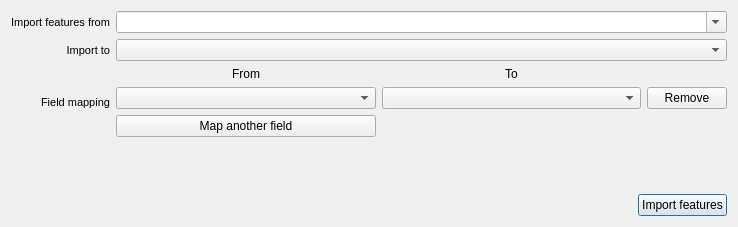
Above: mlapp/src/widgets/dialogs/import_dialog_base.ui from Trailmarker/paddock-power before the change. Below: the same form after it.
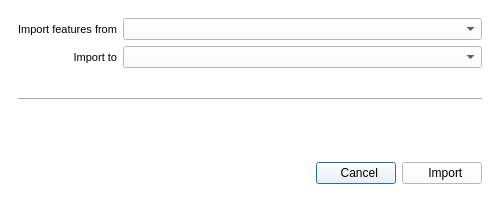
That is the form after the change. Icons and pictures are not drawn. Custom widgets are drawn as their Qt base class.

```diff
--- a/mlapp/src/widgets/dialogs/import_dialog_base.ui
+++ b/mlapp/src/widgets/dialogs/import_dialog_base.ui
@@ -6,10 +6,16 @@
    <rect>
     <x>0</x>
     <y>0</y>
-    <width>738</width>
-    <height>227</height>
+    <width>500</width>
+    <height>202</height>
    </rect>
   </property>
+  <property name="sizePolicy">
+   <sizepolicy hsizetype="MinimumExpanding" vsizetype="Minimum">
+    <horstretch>0</horstretch>
+    <verstretch>0</verstretch>
+   </sizepolicy>
+  </property>
   <property name="windowTitle">
    <string>MLA Paddock Power | Import</string>
   </property>
@@ -17,174 +23,207 @@
    <string>Use this tool to import data to your MLA Paddock Power Workspace</string>
   </property>
   <property name="styleSheet">
-   <string notr="true"/>
+   <string notr="true">background-color: rgb(255, 255, 255);</string>
   </property>
   <property name="modal">
    <bool>false</bool>
   </property>
-  <layout class="QGridLayout" name="grid" columnstretch="0,3,0">
-   <item row="0" column="0">
-    <widget class="QLabel" name="importLayerLabel">
-     <property name="sizePolicy">
-      <sizepolicy hsizetype="Minimum" vsizetype="Minimum">
-       <horstretch>0</horstretch>
-       <verstretch>0</verstretch>
-      </sizepolicy>
+  <layout class="QVBoxLayout" name="verticalLayout" stretch="0,0">
+   <property name="spacing">
+    <number>6</number>
+   </property>
+   <property name="leftMargin">
+    <number>9</number>
+   </property>
+   <property name="topMargin">
+    <number>9</number>
+   </property>
+   <property name="rightMargin">
+    <number>9</number>
+   </property>
+   <property name="bottomMargin">
+    <number>9</number>
+   </property>
+   <item>
+    <layout class="QGridLayout" name="gridLayout" rowstretch="0,0,0,0,0" columnstretch="0,0" rowminimumheight="0,0,0,0,0">
+     <property name="leftMargin">
+      <number>9</number>
      </property>
-     <property name="font">
-      <font>
-       <pointsize>8</pointsize>
-      </font>
+     <property name="topMargin">
+      <number>9</number>
      </property>
-     <property name="text">
-      <string notr="true">Import features from</string>
+     <property name="rightMargin">
+      <number>9</number>
      </property>
-     <property name="alignment">
-      <set>Qt::AlignRight|Qt::AlignTrailing|Qt::AlignVCenter</set>
+     <property name="bottomMargin">
+      <number>9</number>
      </property>
-    </widget>
-   </item>
-   <item row="0" column="1" colspan="2">
-    <widget class="QgsMapLayerComboBox" name="importLayerComboBox">
-     <property name="toolTip">
-      <string>Select a layer from the current QGIS project …</string>
-     </property>
-     <property name="editable">
-      <bool>true</bool>
-     </property>
-     <property name="placeholderText">
-      <string>Select layer to import …</string>
-     </property>
-    </widget>
-   </item>
-   <item row="4" column="0" colspan="2">
-    <spacer name="horizontalSpacer">
-     <property name="orientation">
-      <enum>Qt::Horizontal</enum>
-     </property>
-     <property name="sizeHint" stdset="0">
-      <size>
-       <width>40</width>
-       <height>20</height>
-      </size>
-     </property>
-    </spacer>
-   </item>
-   <item row="1" column="1" colspan="2">
-    <widget class="QComboBox" name="importAsComboBox"/>
-   </item>
-   <item row="4" column="2">
-    <widget class="QPushButton" name="importButton">
-     <property name="text">
-      <string>Import features</string>
-     </property>
-    </widget>
-   </item>
-   <item row="1" column="0">
-    <widget class="QLabel" name="targetLayerLabel">
-     <property name="sizePolicy">
-      <sizepolicy hsizetype="Minimum" vsizetype="Minimum">
-       <horstretch>0</horstretch>
-       <verstretch>0</verstretch>
-      </sizepolicy>
-     </property>
-     <property name="font">
-      <font>
-       <pointsize>8</pointsize>
-      </font>
-     </property>
-     <property name="text">
-      <string notr="true">Import to</string>
-     </property>
-     <property name="alignment">
-      <set>Qt::AlignRight|Qt::AlignTrailing|Qt::AlignVCenter</set>
-     </property>
-    </widget>
-   </item>
-   <item row="3" column="1">
-    <spacer name="verticalSpacer">
-     <property name="orientation">
-      <enum>Qt::Vertical</enum>
-     </property>
-     <property name="sizeHint" stdset="0">
-      <size>
-       <width>20</width>
-       <height>40</height>
-      </size>
-     </property>
-    </spacer>
-   </item>
-   <item row="2" column="0">
-    <widget class="QLabel" name="mapFieldsLabel">
-     <property name="sizePolicy">
-      <sizepolicy hsizetype="Minimum" vsizetype="Minimum">
-       <horstretch>0</horstretch>
-       <verstretch>0</verstretch>
-      </sizepolicy>
-     </property>
-     <property name="font">
-      <font>
-       <pointsize>8</pointsize>
-      </font>
-     </property>
-     <property name="text">
-      <string notr="true">Field mapping</string>
-     </property>
-     <property name="alignment">
-      <set>Qt::AlignRight|Qt::AlignTrailing|Qt::AlignVCenter</set>
-     </property>
-    </widget>
-   </item>
-   <item row="2" column="1" colspan="2">
-    <layout class="QGridLayout" name="fieldMapGrid" columnstretch="1,1,0">
-     <item row="2" column="0">
-      <widget class="QPushButton" name="mapFieldButton">
-       <property name="text">
-        <string>Map another field</string>
+     <item row="0" column="1">
+      <widget class="QgsMapLayerComboBox" name="importLayerComboBox">
+       <property name="sizePolicy">
+        <sizepolicy hsizetype="MinimumExpanding" vsizetype="Minimum">
+         <horstretch>1</horstretch>
+         <verstretch>0</verstretch>
+        </sizepolicy>
        </property>
-      </widget>
-     </item>
-     <item row="1" column="2">
-      <widget class="QPushButton" name="unmapFieldButton">
-       <property name="toolTip">
-        <string>Remove field mapping …</string>
-       </property>
-       <property name="text">
-        <string>Remove</string>
+       <property name="minimumSize">
+        <size>
+         <width>0</width>
+         <height>0</height>
+        </size>
        </property>
       </widget>
      </item>
      <item row="1" column="0">
-      <widget class="QgsFieldComboBox" name="importLayerFieldComboBox">
-       <property name="placeholderText">
-        <string>Select source field …</string>
+      <widget class="QLabel" name="targetLayerLabel">
+       <property name="sizePolicy">
+        <sizepolicy hsizetype="Minimum" vsizetype="Minimum">
+         <horstretch>0</horstretch>
+         <verstretch>0</verstretch>
+        </sizepolicy>
+       </property>
+       <property name="font">
+        <font>
+         <pointsize>8</pointsize>
+        </font>
+       </property>
+       <property name="text">
+        <string notr="true">Import to</string>
+       </property>
+       <property name="alignment">
+        <set>Qt::AlignRight|Qt::AlignTrailing|Qt::AlignVCenter</set>
+       </property>
+      </widget>
+     </item>
+     <item row="2" column="0" colspan="2">
+      <widget class="QFrame" name="frame">
+       <property name="minimumSize">
+        <size>
+         <width>0</width>
+         <height>50</height>
+        </size>
+       </property>
+       <property name="frameShape">
+        <enum>QFrame::HLine</enum>
+       </property>
+       <property name="frameShadow">
+        <enum>QFrame::Sunken</enum>
        </property>
       </widget>
      </item>
      <item row="1" column="1">
-      <widget class="QgsFieldComboBox" name="targetLayerFieldComboBox">
-       <property name="placeholderText">
-        <string>Select Paddock Power field …</string>
+      <widget class="QgsMapLayerComboBox" name="targetLayerComboBox">
+       <property name="sizePolicy">
+        <sizepolicy hsizetype="MinimumExpanding" vsizetype="Minimum">
+         <horstretch>1</horstretch>
+         <verstretch>0</verstretch>
+        </sizepolicy>
+       </property>
+       <property name="minimumSize">
+        <size>
+         <width>0</width>
+         <height>0</height>
+        </size>
        </property>
       </widget>
      </item>
      <item row="0" column="0">
-      <widget class="QLabel" name="importLayerFieldLabel">
+      <widget class="QLabel" name="importLayerLabel">
+       <property name="sizePolicy">
+        <sizepolicy hsizetype="Minimum" vsizetype="Minimum">
+         <horstretch>0</horstretch>
+         <verstretch>0</verstretch>
+        </sizepolicy>
+       </property>
+       <property name="font">
+        <font>
+         <pointsize>8</pointsize>
+        </font>
+       </property>
        <property name="text">
-        <string>From</string>
+        <string notr="true">Import features from</string>
        </property>
        <property name="alignment">
-        <set>Qt::AlignCenter</set>
+        <set>Qt::AlignRight|Qt::AlignTrailing|Qt::AlignVCenter</set>
        </property>
       </widget>
      </item>
-     <item row="0" column="1">
-      <widget class="QLabel" name="targetLayerFieldLabel">
+     <item row="3" column="1">
+      <widget class="FieldMapWidget" name="fieldMapWidget" native="true">
+       <property name="sizePolicy">
+        <sizepolicy hsizetype="MinimumExpanding" vsizetype="Minimum">
+         <horstretch>1</horstretch>
+         <verstretch>0</verstretch>
+        </sizepolicy>
+       </property>
+       <property name="minimumSize">
+        <size>
+         <width>0</width>
+         <height>0</height>
+        </size>
+       </property>
+      </widget>
+     </item>
+    </layout>
+   </item>
+   <item>
+    <layout class="QHBoxLayout" name="horizontalLayout" stretch="0,0,0">
+     <property name="leftMargin">
+      <number>9</number>
+     </property>
+     <property name="topMargin">
+      <number>9</number>
+     </property>
+     <property name="rightMargin">
+      <number>9</number>
+     </property>
+     <property name="bottomMargin">
+      <number>9</number>
+     </property>
+     <item>
+      <spacer name="horizontalSpacer">
+       <property name="orientation">
+        <enum>Qt::Horizontal</enum>
+       </property>
+       <property name="sizeHint" stdset="0">
+        <size>
+         <width>40</width>
+         <height>20</height>
+        </size>
+       </property>
+      </spacer>
+     </item>
+     <item>
+      <widget class="QPushButton" name="cancelButton">
        <property name="text">
-        <string>To</string>
+        <string>  Cancel</string>
        </property>
-       <property name="alignment">
-        <set>Qt::AlignCenter</set>
+       <property name="icon">
+        <iconset>
+         <normaloff>../../../images/undo-build-feature.png</normaloff>../../../images/undo-build-feature.png</iconset>
+       </property>
+       <property name="iconSize">
+        <size>
+         <width>16</width>
+         <height>16</height>
+        </size>
+       </property>
+      </widget>
+     </item>
+     <item>
+      <widget class="QPushButton" name="importButton">
+       <property name="text">
+        <string>  Import</string>
+       </property>
+       <property name="icon">
+        <iconset>
+         <normaloff>../../../images/inside.png</normaloff>../../../images/inside.png</iconset>
+       </property>
+       <property name="iconSize">
+        <size>
+         <width>16</width>
+         <height>16</height>
+        </size>
        </property>
       </widget>
      </item>
@@ -193,16 +232,17 @@
   </layout>
  </widget>
  <customwidgets>
-  <customwidget>
-   <class>QgsFieldComboBox</class>
-   <extends>QComboBox</extends>
-   <header>qgsfieldcombobox.h</header>
-  </customwidget>
   <customwidget>
    <class>QgsMapLayerComboBox</class>
    <extends>QComboBox</extends>
    <header>qgsmaplayercombobox.h</header>
   </customwidget>
+  <customwidget>
+   <class>FieldMapWidget</class>
+   <extends>QWidget</extends>
+   <header>mlapp/src/widgets/dialogs/field_map_widget</header>
+   <container>1</container>
+  </customwidget>
  </customwidgets>
  <resources/>
  <connections/>
```
Left out of the diff: 2 changed lines with no effect on the pictures.
